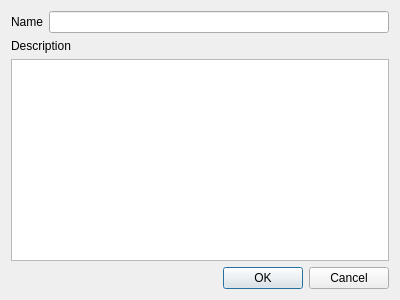
Syadon/BrickCollectionManager, file ui/addContainerDialog.ui: the form before one commit.
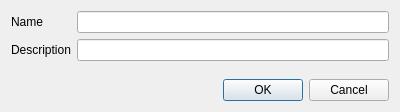
The form after the commit.

Commit message: Changed container destription to lineedit

Patch:
```diff
--- a/ui/addContainerDialog.ui
+++ b/ui/addContainerDialog.ui
@@ -7,7 +7,7 @@
     <x>0</x>
     <y>0</y>
     <width>400</width>
-    <height>300</height>
+    <height>112</height>
    </rect>
   </property>
   <property name="windowTitle">
@@ -18,27 +18,27 @@
   </property>
   <layout class="QGridLayout" name="gridLayout_2">
    <item row="0" column="0">
-    <layout class="QGridLayout" name="gridLayout">
-     <item row="1" column="1">
+    <layout class="QFormLayout" name="formLayout">
+     <item row="0" column="0">
+      <widget class="QLabel" name="nameLabel">
+       <property name="text">
+        <string>Name</string>
+       </property>
+      </widget>
+     </item>
+     <item row="0" column="1">
       <widget class="QLineEdit" name="nameEdit"/>
      </item>
-     <item row="2" column="0" colspan="2">
+     <item row="1" column="1">
+      <widget class="QLineEdit" name="descriptionEdit"/>
+     </item>
+     <item row="1" column="0">
       <widget class="QLabel" name="descriptionLabel">
        <property name="text">
         <string>Description</string>
        </property>
       </widget>
      </item>
-     <item row="1" column="0">
-      <widget class="QLabel" name="nameLabel">
-       <property name="text">
-        <string>Name</string>
-       </property>
-      </widget>
-     </item>
-     <item row="3" column="0" colspan="2">
-      <widget class="QTextEdit" name="descriptionEdit"/>
-     </item>
     </layout>
    </item>
    <item row="1" column="0">
```
The commit also changes 2 other files.
